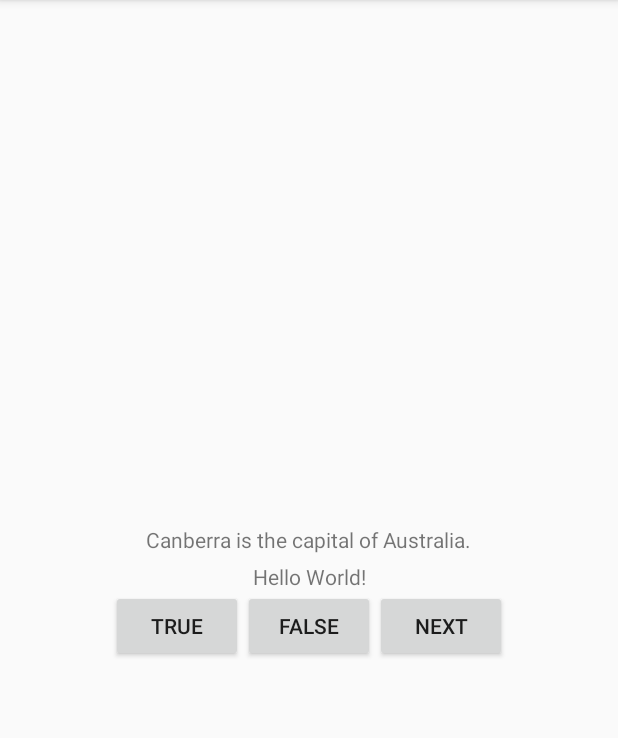
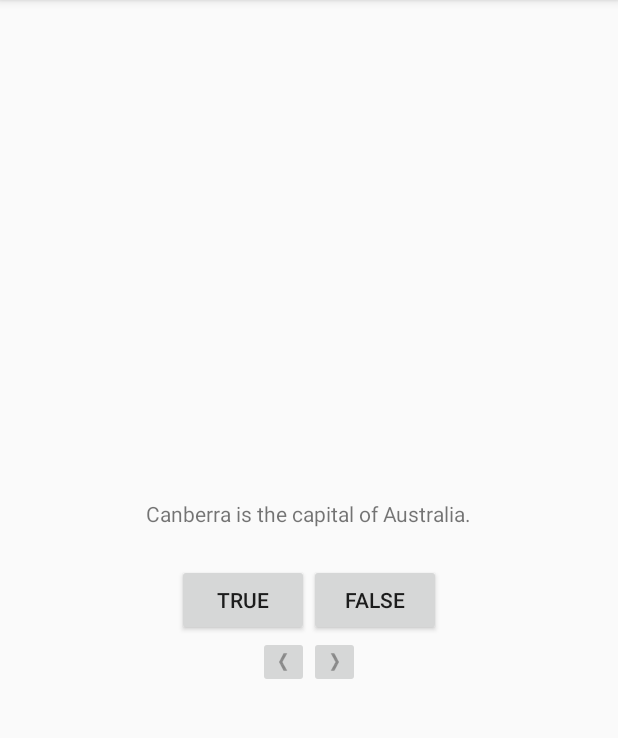
Before and after one commit to arduffy/ChapterTwoChallenge, an Android app: the screen it shows after launch (QuizActivity), on a phone screen of 412 x 824 dp, the part 84-822 px from its top. Run offline under Robolectric (Android 15) with nearby library versions, the phone set to English and light mode, and no system bars.

Commit message:
Challenge 3 complete

```diff
--- a/app/src/main/java/com/cidm4385/wt/geoquiz/QuizActivity.java
+++ b/app/src/main/java/com/cidm4385/wt/geoquiz/QuizActivity.java
@@ -1,9 +1,11 @@
 package com.cidm4385.wt.geoquiz;
 
+import android.media.Image;
 import android.support.v7.app.AppCompatActivity;
 import android.os.Bundle;
 import android.view.View;
 import android.widget.Button;
+import android.widget.ImageButton;
 import android.widget.TextView;
 import android.widget.Toast;
 
@@ -11,7 +13,8 @@ public class QuizActivity extends AppCompatActivity {
 
     private Button mTrueButton;
     private Button mFalseButton;
-    private Button mNextButton;
+    private ImageButton mNextButton;
+    private ImageButton mPreviousButton;
     private TextView mQuestionTextView;
 
     private Question[] mQuestionBank = new Question[]{
@@ -59,11 +62,20 @@ public class QuizActivity extends AppCompatActivity {
                     }
                 });
 
-                mNextButton = (Button) findViewById(R.id.next_button);
+                mNextButton = (ImageButton) findViewById(R.id.next_button);
                 mNextButton.setOnClickListener(new View.OnClickListener() {
                     @Override
                     public void onClick(View view) {
                         mCurrentIndex = (mCurrentIndex + 1) % mQuestionBank.length;
+                        updateQuestion();
+                    }
+                });
+
+                mPreviousButton = (ImageButton) findViewById(R.id.previous_button);
+                mPreviousButton.setOnClickListener(new View.OnClickListener(){
+                    @Override
+                    public void onClick(View view){
+                        mCurrentIndex = (mCurrentIndex -1)% mQuestionBank.length;
                         updateQuestion();
                     }
                 });
--- a/app/src/main/res/layout/activity_quiz.xml
+++ b/app/src/main/res/layout/activity_quiz.xml
@@ -6,27 +6,29 @@
     android:layout_height="match_parent"
     tools:context="com.cidm4385.wt.geoquiz.QuizActivity">
 
-    <TextView
-        android:layout_width="wrap_content"
-        android:layout_height="wrap_content"
-        android:text="Hello World!"
-        app:layout_constraintBottom_toBottomOf="parent"
-        app:layout_constraintLeft_toLeftOf="parent"
-        app:layout_constraintRight_toRightOf="parent"
-        app:layout_constraintTop_toTopOf="parent" />
+    <!--<TextView-->
+        <!--android:layout_width="wrap_content"-->
+        <!--android:layout_height="wrap_content"-->
+        <!--android:text="Hello World"-->
+        <!--app:layout_constraintBottom_toBottomOf="parent"-->
+        <!--app:layout_constraintLeft_toLeftOf="parent"-->
+        <!--app:layout_constraintRight_toRightOf="parent"-->
+        <!--app:layout_constraintTop_toTopOf="parent" />-->
 
     <LinearLayout xmlns:android="http://schemas.android.com/apk/res/android"
         android:layout_width="match_parent"
         android:layout_height="match_parent"
         android:gravity="center"
-        android:orientation="vertical">
+        android:orientation="vertical"
+        tools:layout_editor_absoluteX="0dp"
+        tools:layout_editor_absoluteY="63dp">
 
         <TextView
             android:id="@+id/question_text_view"
             android:layout_width="wrap_content"
             android:layout_height="wrap_content"
-            android:padding="24dp"
-            android:clickable="true"/>
+            android:clickable="true"
+            android:padding="24dp" />
 
         <LinearLayout
             android:layout_width="wrap_content"
@@ -44,14 +46,34 @@
                 android:layout_width="wrap_content"
                 android:layout_height="wrap_content"
                 android:text="@string/false_button" />
+        </LinearLayout>
 
-            <Button
-                android:id="@+id/next_button"
+            <LinearLayout
                 android:layout_width="wrap_content"
                 android:layout_height="wrap_content"
-                android:text="@string/next_button"/>
+                android:orientation="horizontal">
 
-        </LinearLayout>
+                <ImageButton
+                    android:id="@+id/previous_button"
+                    android:layout_width="wrap_content"
+                    android:layout_height="wrap_content"
+                    android:src="@drawable/arrow_left"/>
+
+                <ImageButton
+                    android:id="@+id/next_button"
+                    android:layout_width="wrap_content"
+                    android:layout_height="wrap_content"
+                    android:src="@drawable/arrow_right"/>
+
+
+
+
+
+            </LinearLayout>
+
+
+
+
     </LinearLayout>
 
 </android.support.constraint.ConstraintLayout>
```
Also changed, not shown: app/src/main/res/drawable-hdpi/arrow_left.png (added), app/src/main/res/drawable-hdpi/arrow_right.png (added), app/src/main/res/drawable-mdpi/arrow_left.png (added), app/src/main/res/drawable-mdpi/arrow_right.png (added), app/src/main/res/drawable-xhdpi/arrow_left.png (added), app/src/main/res/drawable-xhdpi/arrow_right.png (added), app/src/main/res/drawable-xxhdpi/arrow_left.png (added), app/src/main/res/drawable-xxhdpi/arrow_right.png (added).
